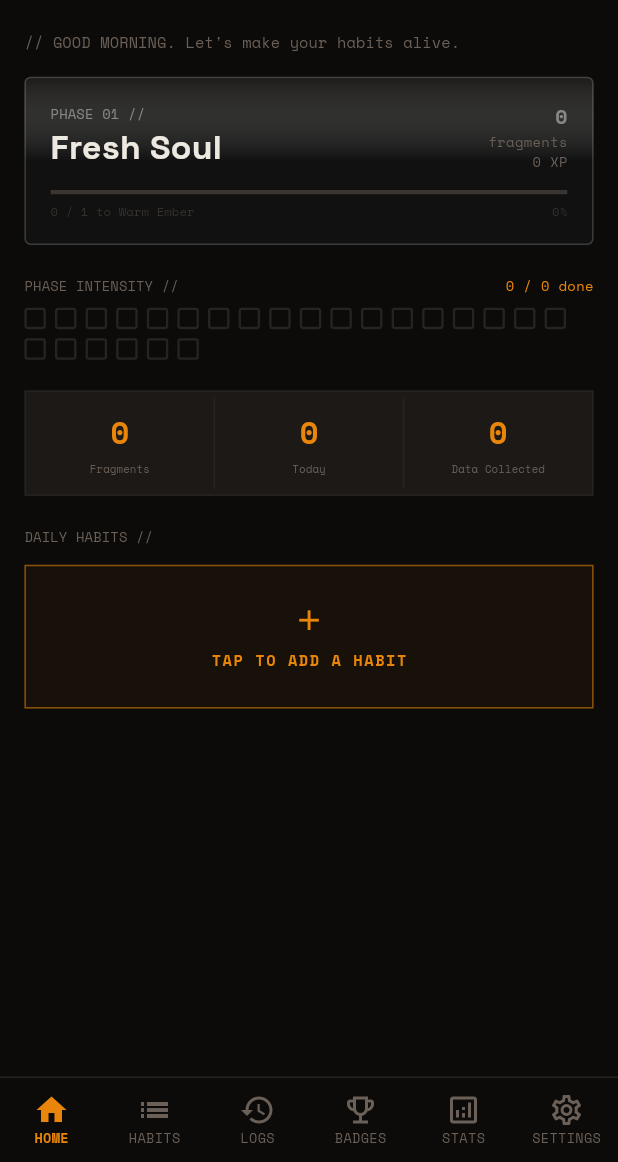
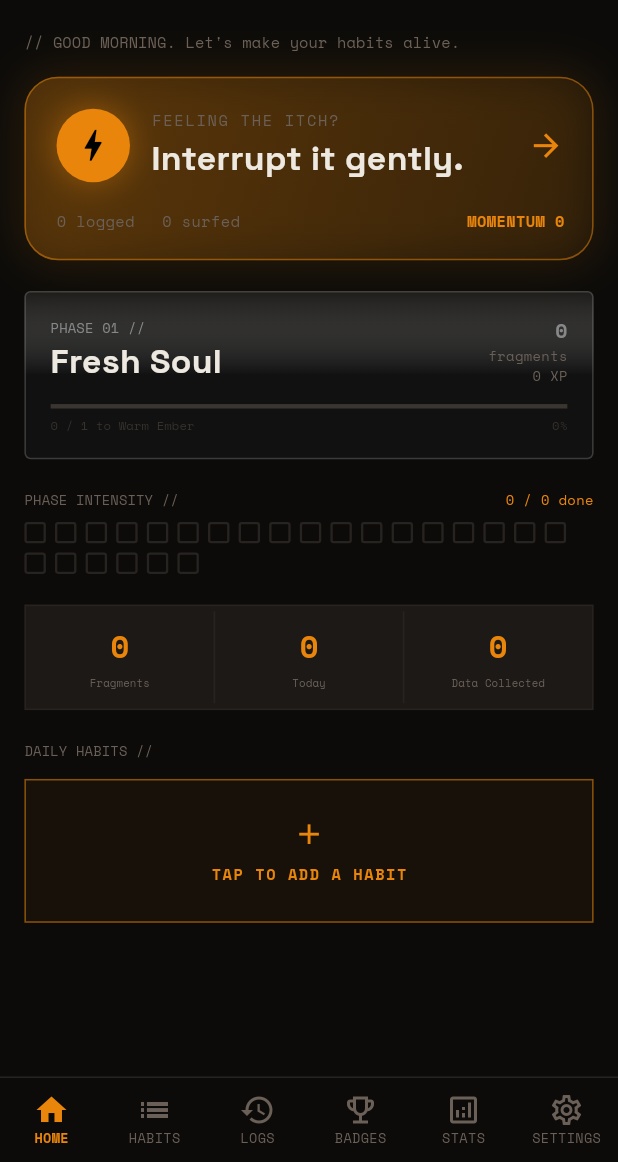
Before and after one commit to vijayarkananduri/theMAWO, a Flutter app: the HomeScreen screen opened by its route, on a phone screen of 412 x 824 dp, the part 74-1236 px from its top. Run offline on Flutter 3.47's test engine with Material 3 defaults, Android fonts, the phone set to English and light mode, and no system bars; our stand-ins replace file_picker, flutter_local_notifications, google_fonts, shared_preferences, timezone; accounts and stored records are empty.

Commit message:
Add itch interruption core loop

```diff
--- a/lib/providers/app_state.dart
+++ b/lib/providers/app_state.dart
@@ -30,6 +30,9 @@ class AppState extends ChangeNotifier {
   int totalCompletions = 0;
   int longestStreak = 0;
   int daysActive = 0;
+  int itchCount = 0;
+  int surfedCount = 0;
+  int momentum = 0;
   late SharedPreferences _prefs;
   bool hasSeenIntro = false;
   bool hasSeenTour = false;
@@ -70,6 +73,9 @@ class AppState extends ChangeNotifier {
         totalCompletions = data['tc'] ?? 0;
         longestStreak = data['ls'] ?? 0;
         daysActive = data['da'] ?? 0;
+        itchCount = data['itchCount'] ?? 0;
+        surfedCount = data['surfedCount'] ?? 0;
+        momentum = data['momentum'] ?? 0;
       } catch (e) {
         debugPrint('Error loading data: $e');
       }
@@ -141,6 +147,9 @@ class AppState extends ChangeNotifier {
         'tc': totalCompletions,
         'ls': longestStreak,
         'da': daysActive,
+        'itchCount': itchCount,
+        'surfedCount': surfedCount,
+        'momentum': momentum,
       });
 
   Future<void> importData(String json) async {
@@ -157,6 +166,9 @@ class AppState extends ChangeNotifier {
       totalCompletions = data['tc'] ?? 0;
       longestStreak = data['ls'] ?? 0;
       daysActive = data['da'] ?? 0;
+      itchCount = data['itchCount'] ?? 0;
+      surfedCount = data['surfedCount'] ?? 0;
+      momentum = data['momentum'] ?? 0;
       await saveData();
       await rescheduleAllNotifications();
       notifyListeners();
@@ -210,7 +222,7 @@ class AppState extends ChangeNotifier {
     completions = [];
     user = {'name': '', 'createdAt': DateTime.now().millisecondsSinceEpoch};
     settings = {'eodEnabled': false, 'eodTime': '21:00', 'isDark': true, 'timezone': 'UTC', 'clockReference': null, 'clockDeviceMillis': null, 'hapticsEnabled': true, 'completionFxEnabled': true};
-    totalFragments = 0; totalXP = 0; level = 1; badges = []; totalCompletions = 0; longestStreak = 0; daysActive = 0;
+    totalFragments = 0; totalXP = 0; level = 1; badges = []; totalCompletions = 0; longestStreak = 0; daysActive = 0; itchCount = 0; surfedCount = 0; momentum = 0;
     await _prefs.remove('mawo_data');
     notifyListeners();
   }
@@ -371,4 +383,20 @@ class AppState extends ChangeNotifier {
   Future<void> notifyHabitCreated(Habit habit) async {
     await NotificationService().showHabitCreatedNotification(habit.name);
   }
+
+  Future<void> logItchEpisode({
+    required String intensity,
+    required String activity,
+    required String feeling,
+    required bool surfCompleted,
+  }) async {
+    itchCount += 1;
+    if (surfCompleted) surfedCount += 1;
+    momentum += feeling == 'calm' || feeling == 'satisfied' ? 2 : 1;
+    totalFragments += 1;
+    totalXP += surfCompleted ? 3 : 1;
+    level = ((totalXP ~/ 100) + 1).clamp(1, 10).toInt();
+    await saveData();
+    notifyListeners();
+  }
 }
--- a/lib/screens/boot_screen.dart
+++ b/lib/screens/boot_screen.dart
@@ -108,7 +108,7 @@ class _BootScreenState extends State<BootScreen>
 
             // Typing animation for "Let's make your habits,"
             TypingAnimation(
-              text: "Let's make your habits,",
+                text: "Catch the itch before",
               textController: _textController,
               textColor: textColor,
               hapticsEnabled: widget.hapticsEnabled,
@@ -121,11 +121,11 @@ class _BootScreenState extends State<BootScreen>
               opacity: Tween<double>(begin: 0, end: 1).animate(
                 CurvedAnimation(parent: _aliveController, curve: Curves.easeInOut),
               ),
-              child: const Text(
-                'alive.',
+                child: const Text(
+                  'it becomes the old habit.',
                 style: TextStyle(
                   fontFamily: AppTheme.caveat,
-                  fontSize: 64,
+                  fontSize: 32,
                   fontWeight: FontWeight.w700,
                   color: AppTheme.uiColor,
                 ),
@@ -140,7 +140,7 @@ class _BootScreenState extends State<BootScreen>
                 CurvedAnimation(parent: _contentController, curve: Curves.easeIn),
               ),
               child: Text(
-                '// Complete habits → earn Fragments.\n// Fragments evolve your interface.',
+                  '// Tap when you feel the itch.\n// Surf it. Choose one small good action.',
                 textAlign: TextAlign.center,
                 style: TextStyle(
                   fontFamily: AppTheme.spaceMono,
@@ -170,7 +170,7 @@ class _BootScreenState extends State<BootScreen>
                     color: AppTheme.uiColor,
                   ),
                   child: const Text(
-                    'BEGIN',
+                    'GET STARTED',
                     textAlign: TextAlign.center,
                     style: TextStyle(
                       fontFamily: AppTheme.spaceMono,
--- a/lib/screens/home_screen.dart
+++ b/lib/screens/home_screen.dart
@@ -10,6 +10,7 @@ import 'package:mawo/screens/badges_screen.dart';
 import 'package:mawo/screens/stats_screen.dart';
 import 'package:mawo/screens/settings_screen.dart';
 import 'package:mawo/services/feedback_service.dart';
+import 'package:mawo/screens/itch_flow_screen.dart';
 
 class HomeScreen extends StatefulWidget {
   const HomeScreen({Key? key}) : super(key: key);
@@ -174,6 +175,8 @@ class HomeContent extends StatelessWidget {
                     const SizedBox(height: 16),
 
                     // Phase Card
+                    ItchCard(appState: appState),
+                    const SizedBox(height: 20),
                     PhaseCard(appState: appState),
                     const SizedBox(height: 20),
 
@@ -754,3 +757,39 @@ class _HabitItemState extends State<HabitItem> with SingleTickerProviderStateMix
     );
   }
 }
+
+
+class ItchCard extends StatelessWidget {
+  final AppState appState;
+  const ItchCard({super.key, required this.appState});
+
+  @override
+  Widget build(BuildContext context) {
+    final dark = Theme.of(context).brightness == Brightness.dark;
+    final text = dark ? AppTheme.darkText : AppTheme.lightText;
+    final muted = dark ? AppTheme.darkMuted : AppTheme.lightMuted;
+    return InkWell(
+      onTap: () => Navigator.of(context).push(MaterialPageRoute(builder: (_) => const ItchFlowScreen())),
+      borderRadius: BorderRadius.circular(22),
+      child: Container(
+        padding: const EdgeInsets.fromLTRB(20, 20, 18, 18),
+        decoration: BoxDecoration(
+          borderRadius: BorderRadius.circular(22),
+          gradient: LinearGradient(colors: [AppTheme.uiColor.withOpacity(.26), AppTheme.uiColor.withOpacity(.06)], begin: Alignment.topLeft, end: Alignment.bottomRight),
+          border: Border.all(color: AppTheme.uiColor.withOpacity(.5)),
+          boxShadow: [BoxShadow(color: AppTheme.uiColor.withOpacity(.14), blurRadius: 26, spreadRadius: 2)],
+        ),
+        child: Column(crossAxisAlignment: CrossAxisAlignment.start, children: [
+          Row(children: [
+            Container(width: 48, height: 48, decoration: BoxDecoration(shape: BoxShape.circle, color: AppTheme.uiColor, boxShadow: [BoxShadow(color: AppTheme.uiColor.withOpacity(.45), blurRadius: 18)]), child: const Icon(Icons.bolt, color: Colors.black, size: 27)),
+            const SizedBox(width: 14),
+            Expanded(child: Column(crossAxisAlignment: CrossAxisAlignment.start, children: [Text('FEELING THE ITCH?', style: TextStyle(fontFamily: AppTheme.spaceMono, fontSize: 10, color: muted, letterSpacing: 1.1)), const SizedBox(height: 3), Text('Interrupt it gently.', style: TextStyle(fontFamily: AppTheme.spaceGrotesk, fontSize: 22, fontWeight: FontWeight.w700, color: text))])),
+            const Icon(Icons.arrow_forward, color: AppTheme.uiColor),
+          ]),
+          const SizedBox(height: 18),
+          Row(children: [Text('${appState.itchCount} logged', style: TextStyle(fontFamily: AppTheme.spaceMono, fontSize: 10, color: muted)), const SizedBox(width: 18), Text('${appState.surfedCount} surfed', style: TextStyle(fontFamily: AppTheme.spaceMono, fontSize: 10, color: muted)), const Spacer(), Text('MOMENTUM ${appState.momentum}', style: const TextStyle(fontFamily: AppTheme.spaceMono, fontSize: 10, color: AppTheme.uiColor, fontWeight: FontWeight.w700))]),
+        ]),
+      ),
+    );
+  }
+}
--- a/lib/screens/onboarding_tour_screen.dart
+++ b/lib/screens/onboarding_tour_screen.dart
@@ -17,10 +17,10 @@ class _OnboardingTourScreenState extends State<OnboardingTourScreen> {
   int _page = 0;
 
   final _steps = const [
-    ('01', 'FRAGMENTS // DAILY SIGNAL', 'Complete a habit and earn +1 Fragment. Fragments measure consistency and warm the interface with a small directional glow.'),
-    ('02', 'XP // YOUR EFFORT', 'XP measures the value of what you do. Every 100 XP sends a ripple through MAWO, then softens its corners and deepens its shape.'),
-    ('03', 'TWO CURRENCIES. ONE SIGNAL.', 'Fragments warm the app. XP shapes it. Optional reminders help you check in without spam. Creating a habit sends a test notification so you can verify them.'),
-    ('04', 'CALIBRATE YOUR CLOCK', 'Tell MAWO the date and time shown by your real-world clock. This keeps future reminders and one-time dates aligned without relying on a hardcoded timezone.'),
+    ('01', 'TAP THE ITCH', 'When the urge shows up, log it without judgment. The point is not perfection — it is creating one clear moment between feeling and action.'),
+    ('02', 'SURF THE WAVE', 'Breathe with a gentle 90-second timer. The peak passes. You can skip the timer whenever you need to.'),
+    ('03', 'PICK ONE SMALL ACTION', 'Choose water, a walk, breathing, reading, or another habit that feels kind and doable right now.'),
+    ('04', 'SEE YOUR MOMENTUM', 'MAWO keeps your data on-device and turns completed interruptions into evidence of growth, never a grade.'),
   ];
 
   Future<void> _next() async {
--- a/lib/theme/app_theme.dart
+++ b/lib/theme/app_theme.dart
@@ -5,6 +5,7 @@ class AppTheme {
   // Font families
   static const String spaceMono = 'SpaceMono';
   static const String spaceGrotesk = 'SpaceGrotesk';
+  static const String poppins = 'Poppins';
   static const String caveat = 'Caveat';
 
   // UI accent color (Orange from reference)
@@ -47,7 +48,7 @@ class AppTheme {
           error: darkErr,
           outline: darkBorder,
         ),
-        textTheme: GoogleFonts.spaceGroteskTextTheme(
+        textTheme: GoogleFonts.poppinsTextTheme(
           ThemeData.dark().textTheme,
         ).apply(
           bodyColor: darkText,
@@ -82,7 +83,7 @@ class AppTheme {
           error: lightErr,
           outline: lightBorder,
         ),
-        textTheme: GoogleFonts.spaceGroteskTextTheme(
+        textTheme: GoogleFonts.poppinsTextTheme(
           ThemeData.light().textTheme,
         ).apply(
           bodyColor: lightText,
```
Also changed, not shown: lib/screens/itch_flow_screen.dart (added, +250 -0 lines), 1 other file.
